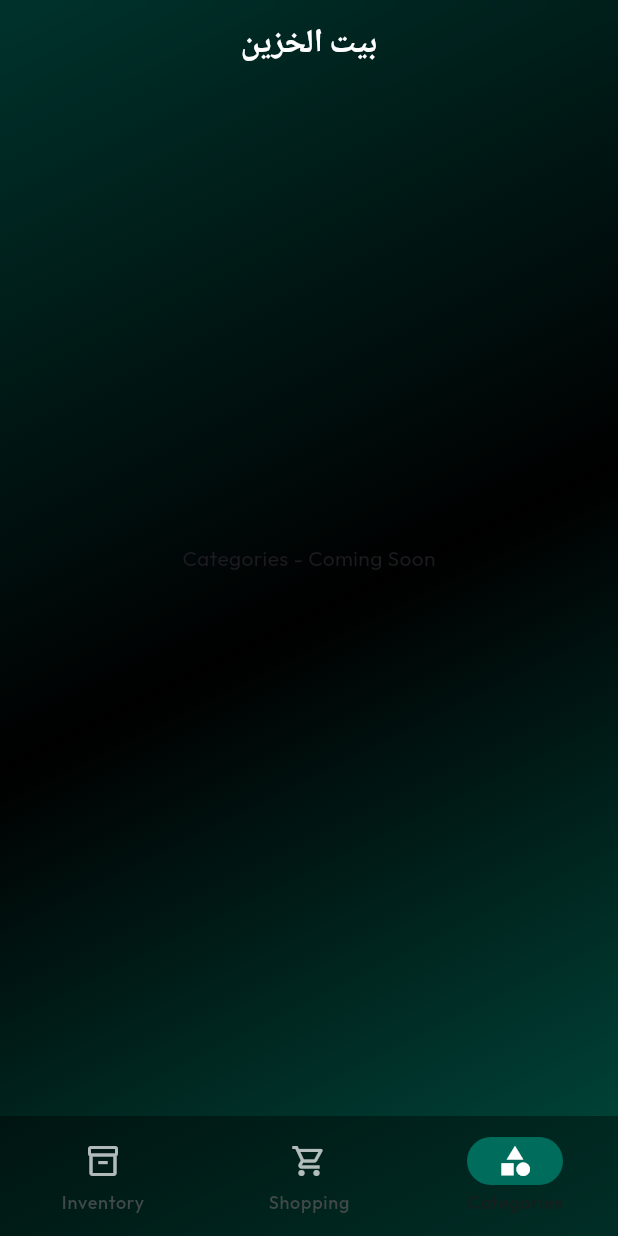
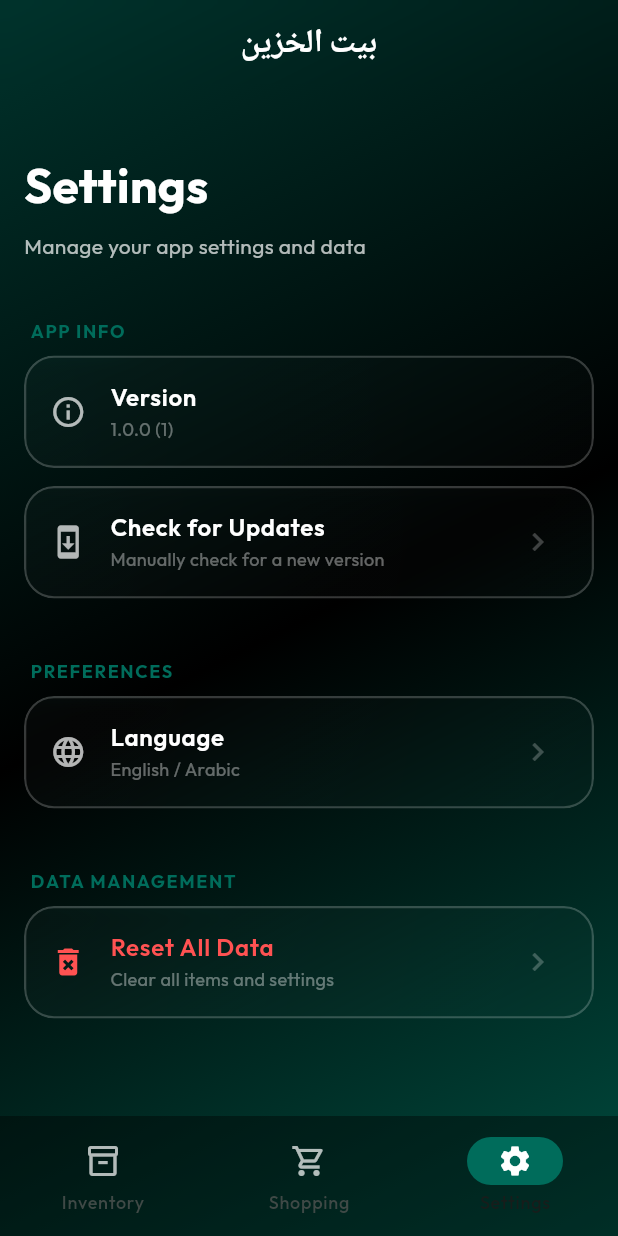
Before and after one commit to anas99910/expenso2, a Flutter app: the screen it shows after launch, item 3 of the bottom bar chosen, on a phone screen of 412 x 824 dp. Run offline on Flutter 3.47's test engine with Material 3 defaults, Android fonts, the light colour scheme and no system bars; our stand-ins replace equatable, flutter_riverpod, google_fonts, hive, hive_flutter, package_info_plus and 1 more; accounts and stored records are empty; network calls fail.

Commit message:
Add Settings tab with version info and data reset

```diff
--- a/lib/features/inventory/domain/repositories/inventory_repository.dart
+++ b/lib/features/inventory/domain/repositories/inventory_repository.dart
@@ -6,4 +6,5 @@ abstract class InventoryRepository {
   Future<void> updateItem(Item item);
   Future<void> deleteItem(String id);
   Future<List<Item>> getShoppingList(); // Items with status needToBuy or low
+  Future<void> clearAllData();
 }
--- a/lib/features/inventory/presentation/screens/home_screen.dart
+++ b/lib/features/inventory/presentation/screens/home_screen.dart
@@ -2,6 +2,8 @@ import 'dart:ui';
 import 'package:flutter/material.dart';
 import 'package:inventory_app/features/inventory/presentation/screens/inventory_screen.dart';
 import 'package:inventory_app/features/shopping_list/presentation/screens/shopping_list_screen.dart';
+import 'package:inventory_app/features/settings/presentation/screens/settings_screen.dart';
+import 'package:inventory_app/core/services/update_service.dart';
 
 class HomeScreen extends StatefulWidget {
   const HomeScreen({super.key});
@@ -16,8 +18,16 @@ class _HomeScreenState extends State<HomeScreen> {
   final List<Widget> _screens = const [
     InventoryScreen(),
     ShoppingListScreen(),
-    Center(child: Text('Categories - Coming Soon')),
+    SettingsScreen(),
   ];
+
+  @override
+  void initState() {
+    super.initState();
+    WidgetsBinding.instance.addPostFrameCallback((_) {
+      UpdateService().checkForUpdate(context);
+    });
+  }
 
   @override
   Widget build(BuildContext context) {
@@ -82,9 +92,9 @@ class _HomeScreenState extends State<HomeScreen> {
                 label: 'Shopping',
               ),
               NavigationDestination(
-                icon: Icon(Icons.category_outlined, color: Colors.white70),
-                selectedIcon: Icon(Icons.category, color: Colors.white),
-                label: 'Categories',
+                icon: Icon(Icons.settings_outlined, color: Colors.white70),
+                selectedIcon: Icon(Icons.settings, color: Colors.white),
+                label: 'Settings',
               ),
             ],
           ),
--- /dev/null
+++ b/lib/features/settings/presentation/screens/settings_screen.dart
@@ -0,0 +1,210 @@
+import 'package:flutter/material.dart';
+import 'package:flutter_riverpod/flutter_riverpod.dart';
+import 'package:package_info_plus/package_info_plus.dart';
+import 'package:inventory_app/features/inventory/presentation/providers/inventory_provider.dart';
+import 'package:inventory_app/core/services/update_service.dart';
+import 'package:inventory_app/core/widgets/glass_container.dart';
+
+class SettingsScreen extends ConsumerStatefulWidget {
+  const SettingsScreen({super.key});
+
+  @override
+  ConsumerState<SettingsScreen> createState() => _SettingsScreenState();
+}
+
+class _SettingsScreenState extends ConsumerState<SettingsScreen> {
+  String _version = '1.0.0';
+  String _buildNumber = '1';
+
+  @override
+  void initState() {
+    super.initState();
+    _loadPackageInfo();
+  }
+
+  Future<void> _loadPackageInfo() async {
+    final packageInfo = await PackageInfo.fromPlatform();
+    setState(() {
+      _version = packageInfo.version;
+      _buildNumber = packageInfo.buildNumber;
+    });
+  }
+
+  @override
+  Widget build(BuildContext context) {
+    return ListView(
+      padding: const EdgeInsets.only(top: 100, left: 16, right: 16, bottom: 20),
+      children: [
+        const Text(
+          'Settings',
+          style: TextStyle(
+            color: Colors.white,
+            fontSize: 32,
+            fontWeight: FontWeight.bold,
+          ),
+        ),
+        const SizedBox(height: 8),
+        const Text(
+          'Manage your app settings and data',
+          style: TextStyle(color: Colors.white70, fontSize: 14),
+        ),
+        const SizedBox(height: 30),
+        _buildSectionTitle('App Info'),
+        _buildSettingsTile(
+          icon: Icons.info_outline,
+          title: 'Version',
+          subtitle: '$_version ($_buildNumber)',
+          onTap: null,
+        ),
+        _buildSettingsTile(
+          icon: Icons.system_update,
+          title: 'Check for Updates',
+          subtitle: 'Manually check for a new version',
+          onTap: () {
+            UpdateService().checkForUpdate(context);
+          },
+        ),
+        const SizedBox(height: 20),
+        _buildSectionTitle('Preferences'),
+        _buildSettingsTile(
+          icon: Icons.language,
+          title: 'Language',
+          subtitle: 'English / Arabic',
+          onTap: () {
+            ScaffoldMessenger.of(context).showSnackBar(
+              const SnackBar(content: Text('Multi-language coming soon!')),
+            );
+          },
+        ),
+        const SizedBox(height: 20),
+        _buildSectionTitle('Data Management'),
+        _buildSettingsTile(
+          icon: Icons.delete_forever,
+          title: 'Reset All Data',
+          subtitle: 'Clear all items and settings',
+          isDestructive: true,
+          onTap: () => _showResetConfirmation(context),
+        ),
+        const SizedBox(height: 50),
+        Center(
+          child: Text(
+            'Version $_version',
+            style: const TextStyle(color: Colors.white38, fontSize: 12),
+          ),
+        ),
+      ],
+    );
+  }
+
+  Widget _buildSectionTitle(String title) {
+    return Padding(
+      padding: const EdgeInsets.symmetric(horizontal: 4, vertical: 8),
+      child: Text(
+        title.toUpperCase(),
+        style: const TextStyle(
+          color: Color(0xFF006C5B),
+          fontSize: 12,
+          fontWeight: FontWeight.bold,
+          letterSpacing: 1.1,
+        ),
+      ),
+    );
+  }
+
+  Widget _buildSettingsTile({
+    required IconData icon,
+    required String title,
+    required String subtitle,
+    required VoidCallback? onTap,
+    bool isDestructive = false,
+  }) {
+    return Padding(
+      padding: const EdgeInsets.only(bottom: 12),
+      child: GlassContainer(
+        opacity: 0.1,
+        blur: 10,
+        child: ListTile(
+          onTap: onTap,
+          leading: Icon(icon,
+              color: isDestructive ? Colors.redAccent : Colors.white70),
+          title: Text(
+            title,
+            style: TextStyle(
+              color: isDestructive ? Colors.redAccent : Colors.white,
+              fontWeight: FontWeight.w600,
+            ),
+          ),
+          subtitle: Text(
+            subtitle,
+            style: const TextStyle(color: Colors.white38, fontSize: 12),
+          ),
+          trailing: onTap != null
+              ? const Icon(Icons.chevron_right, color: Colors.white24)
+              : null,
+        ),
+      ),
+    );
+  }
+
+  void _showResetConfirmation(BuildContext context) {
+    showDialog(
+      context: context,
+      builder: (context) => Dialog(
+        backgroundColor: Colors.transparent,
+        child: GlassContainer(
+          opacity: 0.2,
+          blur: 15,
+          borderRadius: BorderRadius.circular(20),
+          padding: const EdgeInsets.all(20),
+          child: Column(
+            mainAxisSize: MainAxisSize.min,
+            children: [
+              const Icon(Icons.warning_amber_rounded,
+                  color: Colors.redAccent, size: 50),
+              const SizedBox(height: 16),
+              const Text(
+                'Are you sure?',
+                style: TextStyle(
+                    color: Colors.white,
+                    fontSize: 22,
+                    fontWeight: FontWeight.bold),
+              ),
+              const SizedBox(height: 10),
+              const Text(
+                'This will permanently delete all your inventory data and reset to defaults.',
+                style: TextStyle(color: Colors.white70, fontSize: 14),
+                textAlign: TextAlign.center,
+              ),
+              const SizedBox(height: 24),
+              Row(
+                mainAxisAlignment: MainAxisAlignment.spaceEvenly,
+                children: [
+                  TextButton(
+                    onPressed: () => Navigator.pop(context),
+                    child: const Text('Cancel',
+                        style: TextStyle(color: Colors.white60)),
+                  ),
+                  FilledButton(
+                    style: FilledButton.styleFrom(
+                      backgroundColor: Colors.redAccent,
+                      foregroundColor: Colors.white,
+                    ),
+                    onPressed: () {
+                      ref.read(inventoryProvider.notifier).resetData();
+                      Navigator.pop(context);
+                      ScaffoldMessenger.of(context).showSnackBar(
+                        const SnackBar(
+                            content: Text('Data reset successfully')),
+                      );
+                    },
+                    child: const Text('Reset Data'),
+                  ),
+                ],
+              )
+            ],
+          ),
+        ),
+      ),
+    );
+  }
+}
```
Also changed, not shown: lib/core/services/update_service.dart (added, +130 -0 lines), lib/features/inventory/data/repositories/inventory_repository_impl.dart (+10 -5 lines), lib/features/inventory/presentation/providers/inventory_provider.dart (+10 -0 lines), pubspec.yaml (+6 -2 lines), 2 other files.
